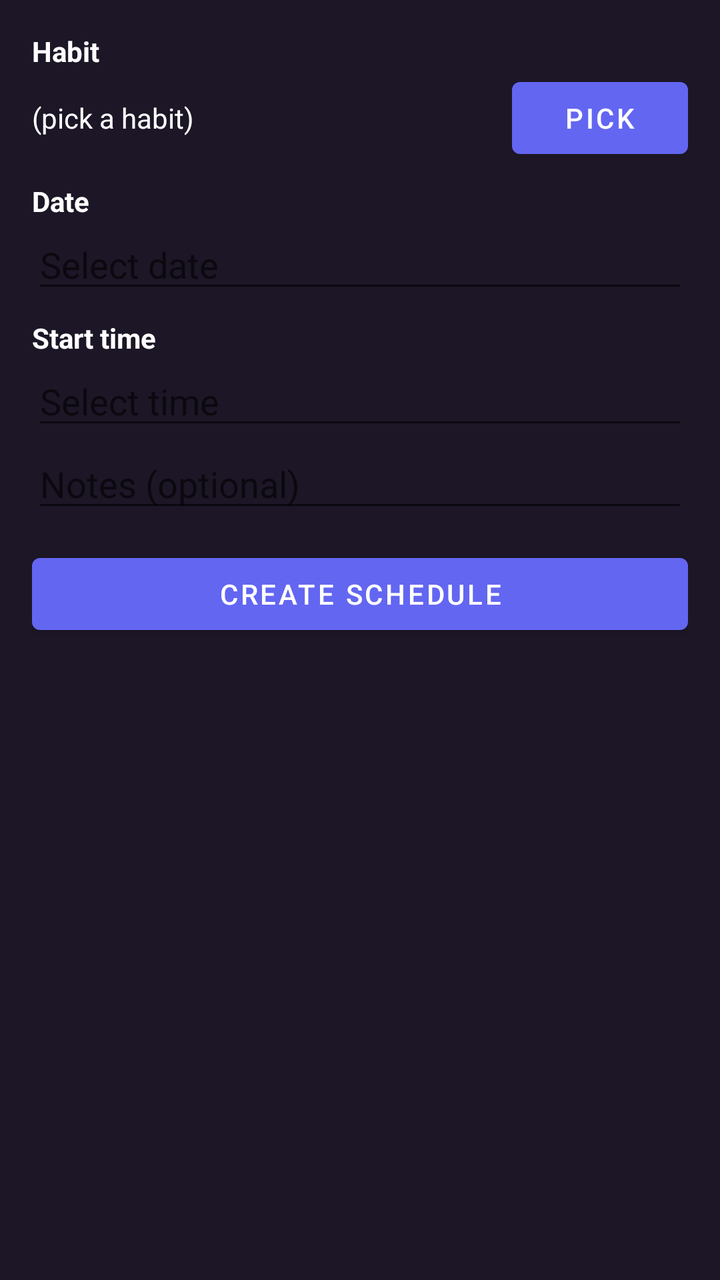
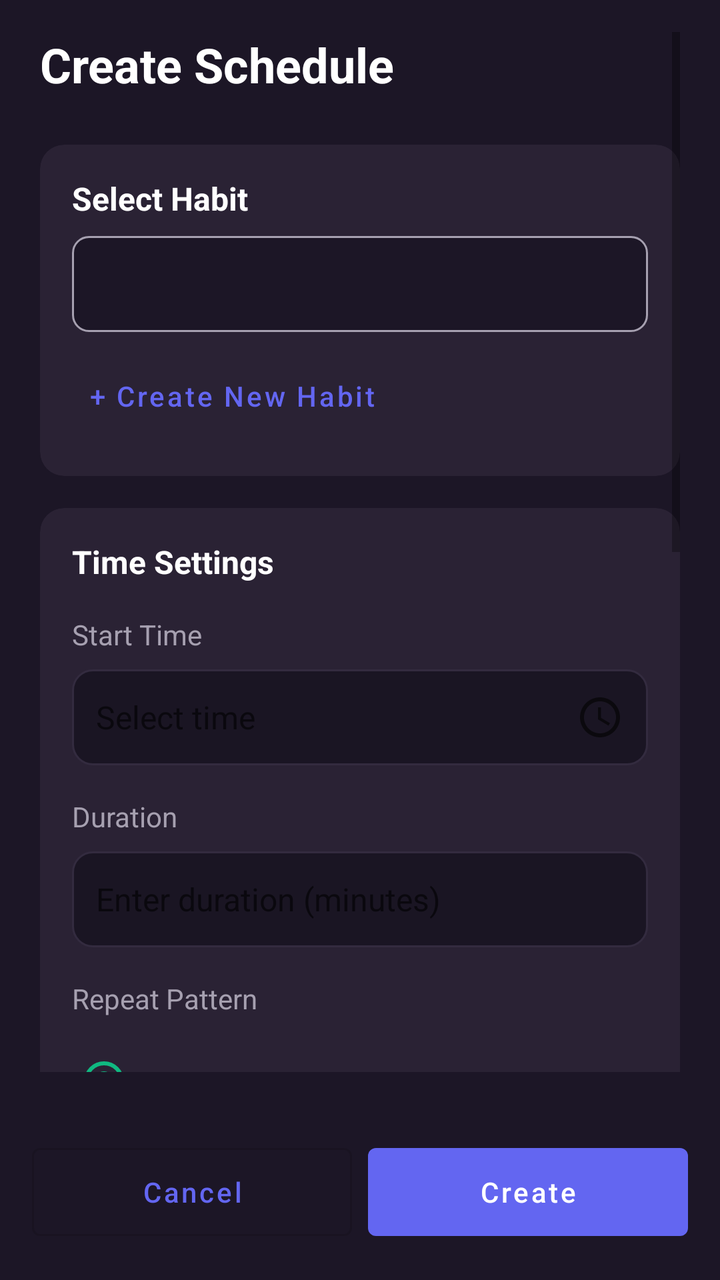

An Android layout rendered at two revisions. The XML below is the earlier revision; the diff shows what the commit changed to produce the second picture.
<!-- AndroidManifest.xml: application theme Theme.MyApplication -->
<!-- res/layout/activity_create_schedule.xml -->
<?xml version="1.0" encoding="utf-8"?>
<ScrollView xmlns:android="http://schemas.android.com/apk/res/android"
    android:layout_width="match_parent"
    android:layout_height="match_parent"
    android:padding="16dp">

    <LinearLayout
        android:orientation="vertical"
        android:layout_width="match_parent"
        android:layout_height="wrap_content">

        <TextView
            android:layout_width="match_parent"
            android:layout_height="wrap_content"
            android:text="Habit"
            android:textStyle="bold" />

        <LinearLayout
            android:layout_width="match_parent"
            android:layout_height="wrap_content"
            android:orientation="horizontal">

            <TextView
                android:id="@+id/tvSelectedHabit"
                android:layout_width="0dp"
                android:layout_height="wrap_content"
                android:layout_weight="1"
                android:text="(pick a habit)" />

            <Button
                android:id="@+id/btnPickHabit"
                android:layout_width="wrap_content"
                android:layout_height="wrap_content"
                android:text="Pick" />

        </LinearLayout>

        <TextView
            android:layout_width="match_parent"
            android:layout_height="wrap_content"
            android:text="Date"
            android:textStyle="bold"
            android:layout_marginTop="8dp" />

        <EditText
            android:id="@+id/etDate"
            android:layout_width="match_parent"
            android:layout_height="wrap_content"
            android:focusable="false"
            android:hint="Select date" />

        <TextView
            android:layout_width="match_parent"
            android:layout_height="wrap_content"
            android:text="Start time"
            android:textStyle="bold"
            android:layout_marginTop="8dp" />

        <EditText
            android:id="@+id/etStartTime"
            android:layout_width="match_parent"
            android:layout_height="wrap_content"
            android:focusable="false"
            android:hint="Select time" />

        <EditText
            android:id="@+id/etNotes"
            android:layout_width="match_parent"
            android:layout_height="wrap_content"
            android:hint="Notes (optional)" />

        <Button
            android:id="@+id/btnCreateSchedule"
            android:layout_width="match_parent"
            android:layout_height="wrap_content"
            android:text="Create Schedule"
            android:layout_marginTop="12dp" />

    </LinearLayout>

</ScrollView>
<!-- resources referenced by this layout -->
<resources>
  <style name="Theme.MyApplication" parent="Theme.MaterialComponents.DayNight.DarkActionBar">
          
          <item name="colorPrimary">@color/accent_purple_start</item>
          <item name="colorPrimaryVariant">@color/accent_purple_end</item>
          <item name="colorOnPrimary">@color/text_primary</item>
  
          <item name="colorSecondary">@color/accent_green</item>
          <item name="colorOnSecondary">@color/text_primary</item>
  
          <item name="android:statusBarColor">@color/bg_default</item>
          <item name="android:navigationBarColor">@color/bg_default</item>
  
          
          <item name="android:colorBackground">@color/bg_default</item>
          <item name="android:textColor">@color/text_primary</item>
          <item name="android:windowBackground">@color/bg_default</item>
      </style>
  <color name="accent_purple_start">#6366F1</color>
  <color name="accent_purple_end">#8B5CF6</color>
  <color name="text_primary">#FFFFFF</color>
  <color name="accent_green">#10B981</color>
  <color name="bg_default">#1C1626</color>
</resources>

<!-- the commit's change to res/layout/activity_create_schedule.xml (unified diff, before → after) -->
@@ -1,81 +1,408 @@
 <?xml version="1.0" encoding="utf-8"?>
-<ScrollView xmlns:android="http://schemas.android.com/apk/res/android"
+<RelativeLayout xmlns:android="http://schemas.android.com/apk/res/android"
+    xmlns:app="http://schemas.android.com/apk/res-auto"
     android:layout_width="match_parent"
     android:layout_height="match_parent"
-    android:padding="16dp">
-
-    <LinearLayout
-        android:orientation="vertical"
+    android:background="@color/bg_default">
+
+    <ScrollView
+        android:id="@+id/scrollContent"
         android:layout_width="match_parent"
-        android:layout_height="wrap_content">
-
-        <TextView
-            android:layout_width="match_parent"
-            android:layout_height="wrap_content"
-            android:text="Habit"
-            android:textStyle="bold" />
+        android:layout_height="match_parent"
+        android:layout_above="@id/bottomButtons"
+        android:paddingLeft="20dp"
+        android:paddingRight="20dp"
+        android:paddingTop="16dp"
+        android:paddingBottom="16dp">
 
         <LinearLayout
             android:layout_width="match_parent"
             android:layout_height="wrap_content"
-            android:orientation="horizontal">
-
+            android:orientation="vertical">
+
+            
             <TextView
-                android:id="@+id/tvSelectedHabit"
-                android:layout_width="0dp"
+                android:layout_width="match_parent"
                 android:layout_height="wrap_content"
-                android:layout_weight="1"
-                android:text="(pick a habit)" />
-
-            <Button
-                android:id="@+id/btnPickHabit"
-                android:layout_width="wrap_content"
+                android:text="Create Schedule"
+                android:textColor="@color/text_primary"
+                android:textSize="24sp"
+                android:textStyle="bold"
+                android:layout_marginBottom="24dp" />
+
+            
+            <com.google.android.material.card.MaterialCardView
+                android:layout_width="match_parent"
                 android:layout_height="wrap_content"
-                android:text="Pick" />
-
+                android:layout_marginBottom="16dp"
+                app:cardBackgroundColor="@color/card_bg"
+                app:cardCornerRadius="12dp"
+                app:cardElevation="0dp">
+
+                <LinearLayout
+                    android:layout_width="match_parent"
+                    android:layout_height="wrap_content"
+                    android:orientation="vertical"
+                    android:padding="16dp">
+
+                    <TextView
+                        android:layout_width="wrap_content"
+                        android:layout_height="wrap_content"
+                        android:text="Select Habit"
+                        android:textColor="@color/text_primary"
+                        android:textSize="16sp"
+                        android:textStyle="bold"
+                        android:layout_marginBottom="8dp" />
+
+                    <Spinner
+                        android:id="@+id/spHabitName"
+                        android:layout_width="match_parent"
+                        android:layout_height="48dp"
+                        android:background="@drawable/bg_spinner"
+                        android:paddingStart="12dp"
+                        android:paddingEnd="12dp" />
+
+                    <Button
+                        android:id="@+id/btnCreateNewHabit"
+                        android:layout_width="wrap_content"
+                        android:layout_height="wrap_content"
+                        android:text="+ Create New Habit"
+                        android:textColor="@color/accent_purple_start"
+                        android:textAllCaps="false"
+                        style="@style/Widget.MaterialComponents.Button.TextButton"
+                        android:layout_marginTop="8dp" />
+                </LinearLayout>
+            </com.google.android.material.card.MaterialCardView>
+
+            
+            <com.google.android.material.card.MaterialCardView
+                android:layout_width="match_parent"
+                android:layout_height="wrap_content"
+                android:layout_marginBottom="16dp"
+                app:cardBackgroundColor="@color/card_bg"
+                app:cardCornerRadius="12dp"
+                app:cardElevation="0dp">
+
+                <LinearLayout
+                    android:layout_width="match_parent"
+                    android:layout_height="wrap_content"
+                    android:orientation="vertical"
+                    android:padding="16dp">
+
+                    <TextView
+                        android:layout_width="wrap_content"
+                        android:layout_height="wrap_content"
+                        android:text="Time Settings"
+                        android:textColor="@color/text_primary"
+                        android:textSize="16sp"
+                        android:textStyle="bold"
+                        android:layout_marginBottom="16dp" />
+
+                    
+                    <LinearLayout
+                        android:layout_width="match_parent"
+                        android:layout_height="wrap_content"
+                        android:orientation="vertical"
+                        android:layout_marginBottom="16dp">
+
+                        <TextView
+                            android:layout_width="wrap_content"
+                            android:layout_height="wrap_content"
+                            android:text="Start Time"
+                            android:textColor="@color/text_secondary"
+                            android:textSize="14sp"
+                            android:layout_marginBottom="8dp" />
+
+                        <EditText
+                            android:id="@+id/etStartTime"
+                            android:layout_width="match_parent"
+                            android:layout_height="48dp"
+                            android:background="@drawable/bg_input"
+                            android:hint="Select time"
+                            android:paddingStart="12dp"
+                            android:paddingEnd="12dp"
+                            android:focusable="false"
+                            android:drawableEnd="@drawable/ic_time"
+                            android:textSize="16sp" />
+                    </LinearLayout>
+
+                    
+                    <LinearLayout
+                        android:layout_width="match_parent"
+                        android:layout_height="wrap_content"
+                        android:orientation="vertical"
+                        android:layout_marginBottom="16dp">
+
+                        <TextView
+                            android:layout_width="wrap_content"
+                            android:layout_height="wrap_content"
+                            android:text="Duration"
+                            android:textColor="@color/text_secondary"
+                            android:textSize="14sp"
+                            android:layout_marginBottom="8dp" />
+
+                        <EditText
+                            android:id="@+id/etDuration"
+                            android:layout_width="match_parent"
+                            android:layout_height="48dp"
+                            android:background="@drawable/bg_input"
+                            android:hint="Enter duration (minutes)"
+                            android:inputType="number"
+                            android:paddingStart="12dp"
+                            android:paddingEnd="12dp"
+                            android:textSize="16sp" />
+                    </LinearLayout>
+
+                    
+                    <TextView
+                        android:layout_width="wrap_content"
+                        android:layout_height="wrap_content"
+                        android:text="Repeat Pattern"
+                        android:textColor="@color/text_secondary"
+                        android:textSize="14sp"
+                        android:layout_marginBottom="8dp" />
+
+                    <RadioGroup
+                        android:id="@+id/rgRepeatPattern"
+                        android:layout_width="match_parent"
+                        android:layout_height="wrap_content"
+                        android:orientation="vertical">
+
+                        <RadioButton
+                            android:id="@+id/rbNone"
+                            android:layout_width="match_parent"
+                            android:layout_height="wrap_content"
+                            android:text="None"
+                            android:checked="true" />
+
+                        <RadioButton
+                            android:id="@+id/rbDaily"
+                            android:layout_width="match_parent"
+                            android:layout_height="wrap_content"
+                            android:text="Daily" />
+
+                        <RadioButton
+                            android:id="@+id/rbWeekdays"
+                            android:layout_width="match_parent"
+                            android:layout_height="wrap_content"
+                            android:text="Weekdays" />
+
+                        <RadioButton
+                            android:id="@+id/rbWeekends"
+                            android:layout_width="match_parent"
+                            android:layout_height="wrap_content"
+                            android:text="Weekends" />
+
+                        <RadioButton
+                            android:id="@+id/rbCustom"
+                            android:layout_width="match_parent"
+                            android:layout_height="wrap_content"
+                            android:text="Custom" />
+                    </RadioGroup>
+
+                    
+                    <LinearLayout
+                        android:id="@+id/layoutCustomDays"
+                        android:layout_width="match_parent"
+                        android:layout_height="wrap_content"
+                        android:orientation="vertical"
+                        android:visibility="gone"
+                        android:layout_marginTop="16dp">
+
+                        <TextView
+                            android:layout_width="wrap_content"
+                            android:layout_height="wrap_content"
+                            android:text="Select Days"
+                            android:textColor="@color/text_secondary"
+                            android:textSize="14sp"
+                            android:layout_marginBottom="8dp" />
+
+                        <com.google.android.material.chip.ChipGroup
+                            android:id="@+id/chipGroupDays"
+                            android:layout_width="match_parent"
+                            android:layout_height="wrap_content"
+                            app:singleSelection="false">
+
+                            <com.google.android.material.chip.Chip
+                                android:id="@+id/chipMonday"
+                                android:layout_width="wrap_content"
+                                android:layout_height="wrap_content"
+                                android:text="Mon"
+                                style="@style/Widget.MaterialComponents.Chip.Choice" />
+
+                            <com.google.android.material.chip.Chip
+                                android:id="@+id/chipTuesday"
+                                android:layout_width="wrap_content"
+                                android:layout_height="wrap_content"
+                                android:text="Tue"
+                                style="@style/Widget.MaterialComponents.Chip.Choice" />
+
+                            <com.google.android.material.chip.Chip
+                                android:id="@+id/chipWednesday"
+                                android:layout_width="wrap_content"
+                                android:layout_height="wrap_content"
+                                android:text="Wed"
+                                style="@style/Widget.MaterialComponents.Chip.Choice" />
+
+                            <com.google.android.material.chip.Chip
+                                android:id="@+id/chipThursday"
+                                android:layout_width="wrap_content"
+                                android:layout_height="wrap_content"
+                                android:text="Thu"
+                                style="@style/Widget.MaterialComponents.Chip.Choice" />
+
+                            <com.google.android.material.chip.Chip
+                                android:id="@+id/chipFriday"
+                                android:layout_width="wrap_content"
+                                android:layout_height="wrap_content"
+                                android:text="Fri"
+                                style="@style/Widget.MaterialComponents.Chip.Choice" />
+
+                            <com.google.android.material.chip.Chip
+                                android:id="@+id/chipSaturday"
+                                android:layout_width="wrap_content"
+                                android:layout_height="wrap_content"
+                                android:text="Sat"
+                                style="@style/Widget.MaterialComponents.Chip.Choice" />
+
+                            <com.google.android.material.chip.Chip
+                                android:id="@+id/chipSunday"
+                                android:layout_width="wrap_content"
+                                android:layout_height="wrap_content"
+                                android:text="Sun"
+                                style="@style/Widget.MaterialComponents.Chip.Choice" />
+                        </com.google.android.material.chip.ChipGroup>
+
+                        <TextView
+                            android:layout_width="wrap_content"
+                            android:layout_height="wrap_content"
+                            android:text="Number of Weeks"
+                            android:textColor="@color/text_secondary"
+                            android:textSize="14sp"
+                            android:layout_marginTop="16dp"
+                            android:layout_marginBottom="8dp" />
+
+                        <EditText
+                            android:id="@+id/etNumberOfWeeks"
+                            android:layout_width="match_parent"
+                            android:layout_height="48dp"
+                            android:background="@drawable/bg_input"
+                            android:hint="Enter number of weeks"
+                            android:inputType="number"
+                            android:paddingStart="12dp"
+                            android:paddingEnd="12dp"
+                            android:textSize="16sp" />
+                    </LinearLayout>
+                </LinearLayout>
+            </com.google.android.material.card.MaterialCardView>
+
+            
+            <com.google.android.material.card.MaterialCardView
+                android:layout_width="match_parent"
+                android:layout_height="wrap_content"
+                android:layout_marginBottom="16dp"
+                app:cardBackgroundColor="@color/card_bg"
+                app:cardCornerRadius="12dp"
+                app:cardElevation="0dp">
+
+                <LinearLayout
+                    android:layout_width="match_parent"
+                    android:layout_height="wrap_content"
+                    android:orientation="vertical"
+                    android:padding="16dp">
+
+                    <TextView
+                        android:layout_width="wrap_content"
+                        android:layout_height="wrap_content"
+                        android:text="Partners (Optional)"
+                        android:textColor="@color/text_primary"
+                        android:textSize="16sp"
+                        android:textStyle="bold"
+                        android:layout_marginBottom="16dp" />
+
+                    <com.google.android.material.chip.ChipGroup
+                        android:id="@+id/chipGroupPartners"
+                        android:layout_width="match_parent"
+                        android:layout_height="wrap_content"
+                        android:layout_marginBottom="8dp" />
+
+                    <Button
+                        android:id="@+id/btnAddPartner"
+                        android:layout_width="match_parent"
+                        android:layout_height="48dp"
+                        android:text="+ Add Partner"
+                        android:textColor="@color/accent_purple_start"
+                        android:textAllCaps="false"
+                        style="@style/Widget.MaterialComponents.Button.OutlinedButton" />
+                </LinearLayout>
+            </com.google.android.material.card.MaterialCardView>
+
+            
+            <com.google.android.material.card.MaterialCardView
+                android:layout_width="match_parent"
+                android:layout_height="wrap_content"
+                android:layout_marginBottom="16dp"
+                app:cardBackgroundColor="@color/card_bg"
+                app:cardCornerRadius="12dp"
+                app:cardElevation="0dp">
+
+                <LinearLayout
+                    android:layout_width="match_parent"
+                    android:layout_height="wrap_content"
+                    android:orientation="vertical"
+                    android:padding="16dp">
+
+                    <TextView
+                        android:layout_width="wrap_content"
+                        android:layout_height="wrap_content"
+                        android:text="Notes"
+                        android:textColor="@color/text_primary"
+                        android:textSize="16sp"
+                        android:textStyle="bold"
+                        android:layout_marginBottom="8dp" />
+
+                    <EditText
+                        android:id="@+id/etNotes"
+                        android:layout_width="match_parent"
+                        android:layout_height="wrap_content"
+                        android:background="@drawable/bg_input"
+                        android:hint="Add notes..."
+                        android:minHeight="96dp"
+                        android:gravity="top"
+                        android:padding="12dp"
+                        android:textSize="16sp" />
+                </LinearLayout>
+            </com.google.android.material.card.MaterialCardView>
         </LinearLayout>
-
-        <TextView
-            android:layout_width="match_parent"
-            android:layout_height="wrap_content"
-            android:text="Date"
-            android:textStyle="bold"
-            android:layout_marginTop="8dp" />
-
-        <EditText
-            android:id="@+id/etDate"
-            android:layout_width="match_parent"
-            android:layout_height="wrap_content"
-            android:focusable="false"
-            android:hint="Select date" />
-
-        <TextView
-            android:layout_width="match_parent"
-            android:layout_height="wrap_content"
-            android:text="Start time"
-            android:textStyle="bold"
-            android:layout_marginTop="8dp" />
-
-        <EditText
-            android:id="@+id/etStartTime"
-            android:layout_width="match_parent"
-            android:layout_height="wrap_content"
-            android:focusable="false"
-            android:hint="Select time" />
-
-        <EditText
-            android:id="@+id/etNotes"
-            android:layout_width="match_parent"
-            android:layout_height="wrap_content"
-            android:hint="Notes (optional)" />
+    </ScrollView>
+
+    
+    <LinearLayout
+        android:id="@+id/bottomButtons"
+        android:layout_width="match_parent"
+        android:layout_height="wrap_content"
+        android:layout_alignParentBottom="true"
+        android:orientation="horizontal"
+        android:padding="16dp"
+        android:background="@color/bg_default">
 
         <Button
-            android:id="@+id/btnCreateSchedule"
-            android:layout_width="match_parent"
-            android:layout_height="wrap_content"
-            android:text="Create Schedule"
-            android:layout_marginTop="12dp" />
-
+            android:id="@+id/btnCancel"
+            android:layout_width="0dp"
+            android:layout_height="56dp"
+            android:layout_weight="1"
+            android:text="Cancel"
+            android:textAllCaps="false"
+            style="@style/Widget.MaterialComponents.Button.OutlinedButton"
+            android:layout_marginEnd="8dp" />
+
+        <Button
+            android:id="@+id/btnCreate"
+            android:layout_width="0dp"
+            android:layout_height="56dp"
+            android:layout_weight="1"
+            android:text="Create"
+            android:textAllCaps="false"
+            style="@style/Widget.MaterialComponents.Button.UnelevatedButton" />
     </LinearLayout>
-
-</ScrollView>
+</RelativeLayout>
<!-- resource entries referenced after the edit -->
@@ -17,10 +17,46 @@
           <item name="android:textColor">@color/text_primary</item>
           <item name="android:windowBackground">@color/bg_default</item>
       </style>
+  <color name="input_bg">#1A1523</color>
+  <color name="input_stroke">#332B3F</color>
   <color name="accent_purple_start">#6366F1</color>
   <color name="accent_purple_end">#8B5CF6</color>
   <color name="text_primary">#FFFFFF</color>
+  <color name="text_secondary">#A6A0B0</color>
+  <!-- drawable bg_input (drawable) -->
+  <?xml version="1.0" encoding="utf-8"?>
+  <shape xmlns:android="http://schemas.android.com/apk/res/android" android:shape="rectangle">
+      <solid android:color="@color/input_bg" />
+      <stroke android:width="1dp" android:color="@color/input_stroke" />
+      <corners android:radius="10dp" />
+      <padding android:left="12dp" android:top="12dp" android:right="12dp" android:bottom="12dp" />
+  </shape>
+  <!-- drawable bg_spinner (drawable) -->
+  <?xml version="1.0" encoding="utf-8"?>
+  <shape xmlns:android="http://schemas.android.com/apk/res/android">
+      <solid android:color="@color/bg_default" />
+      <corners android:radius="8dp" />
+      <stroke
+          android:width="1dp"
+          android:color="@color/text_secondary" />
+  </shape>
+  <!-- drawable ic_time (drawable) -->
+  <?xml version="1.0" encoding="utf-8"?>
+  <vector xmlns:android="http://schemas.android.com/apk/res/android"
+      android:width="24dp"
+      android:height="24dp"
+      android:viewportWidth="24"
+      android:viewportHeight="24"
+      android:tint="?attr/colorControlNormal">
+      <path
+          android:fillColor="@android:color/white"
+          android:pathData="M11.99,2C6.47,2 2,6.48 2,12s4.47,10 9.99,10C17.52,22 22,17.52 22,12S17.52,2 11.99,2zM12,20c-4.42,0 -8,-3.58 -8,-8s3.58,-8 8,-8 8,3.58 8,8 -3.58,8 -8,8z"/>
+      <path
+          android:fillColor="@android:color/white"
+          android:pathData="M12.5,7H11v6l5.25,3.15 0.75,-1.23 -4.5,-2.67z"/>
+  </vector>
   <color name="accent_green">#10B981</color>
   <color name="bg_default">#1C1626</color>
+  <color name="card_bg">#2A2234</color>
 </resources>
 
